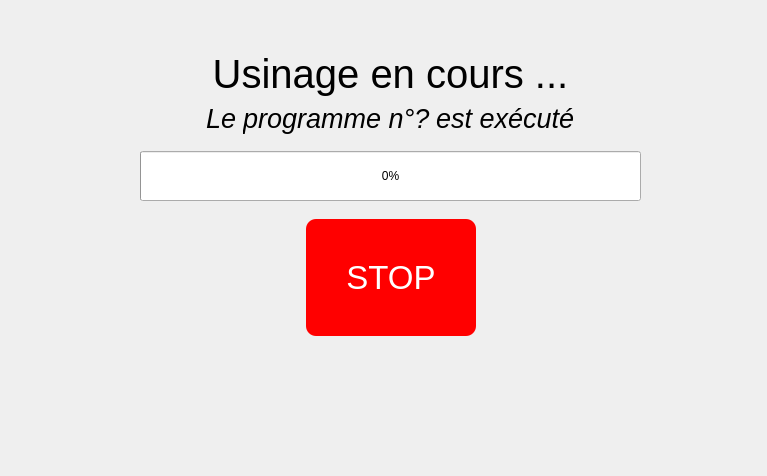
Old version of the form Views/Machining.ui in the repository Soluce-Development/Maquette.
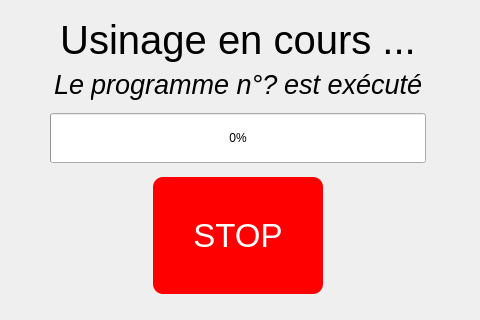
New version of the form.

Commit message: adaptation of UI design for 3.5' screen

```diff
--- a/Views/Machining.ui
+++ b/Views/Machining.ui
@@ -6,20 +6,32 @@
    <rect>
     <x>0</x>
     <y>0</y>
-    <width>767</width>
-    <height>476</height>
+    <width>480</width>
+    <height>320</height>
    </rect>
   </property>
+  <property name="minimumSize">
+   <size>
+    <width>480</width>
+    <height>320</height>
+   </size>
+  </property>
+  <property name="maximumSize">
+   <size>
+    <width>480</width>
+    <height>320</height>
+   </size>
+  </property>
   <property name="windowTitle">
    <string>Form</string>
   </property>
   <widget class="QWidget" name="verticalLayoutWidget">
    <property name="geometry">
     <rect>
-     <x>100</x>
-     <y>40</y>
-     <width>581</width>
-     <height>307</height>
+     <x>10</x>
+     <y>10</y>
+     <width>456</width>
+     <height>291</height>
     </rect>
    </property>
    <layout class="QVBoxLayout" name="verticalLayout">
```
The commit also changes 5 other files.
